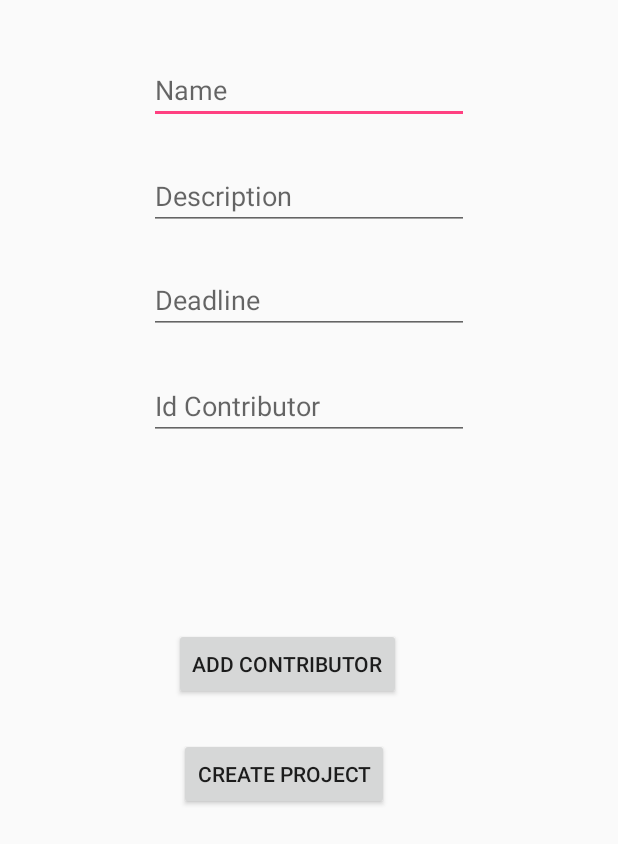
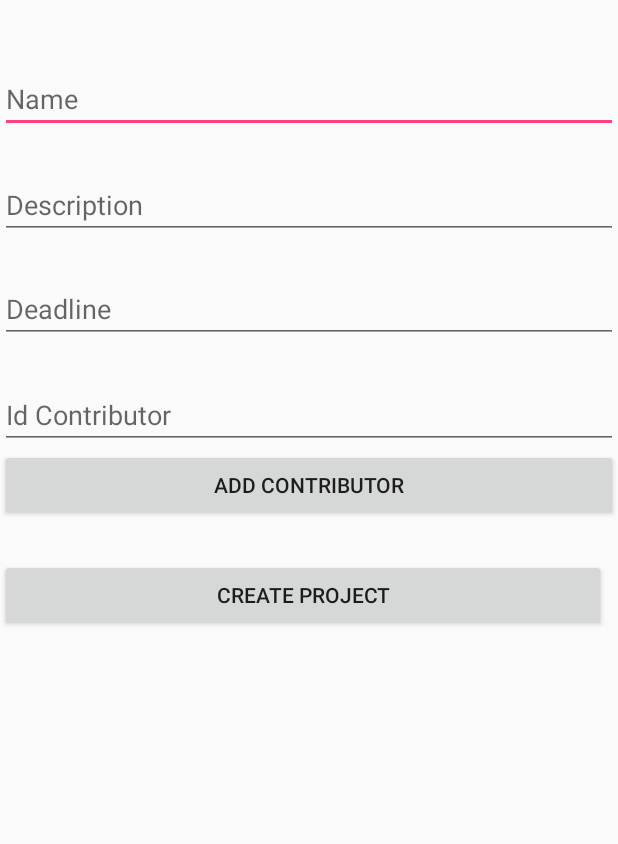
Before and after one commit to Pakistanp/ProjectManager, an Android app: the layout content_new_project.xml on its own in the app's theme, with its tools: preview values and no code run, on a phone screen of 412 x 824 dp. Shown: the top 844 px of the screen. Run offline under Robolectric (Android 15) with nearby library versions, the phone set to English and light mode, and no system bars.

Commit message:
viewList change heigth when add item

```diff
--- a/app/src/main/res/layout/content_new_project.xml
+++ b/app/src/main/res/layout/content_new_project.xml
@@ -9,9 +9,25 @@
     tools:layout_editor_absoluteY="81dp"
     tools:showIn="@layout/activity_new_project">
 
+    <ScrollView
+        android:id="@+id/scrollView2"
+        android:layout_width="0dp"
+        android:layout_height="0dp"
+        android:layout_marginBottom="6dp"
+        android:layout_marginTop="6dp"
+        app:layout_constraintBottom_toBottomOf="parent"
+        app:layout_constraintEnd_toEndOf="parent"
+        app:layout_constraintStart_toStartOf="parent"
+        app:layout_constraintTop_toTopOf="parent">
+
+        <LinearLayout
+            android:layout_width="match_parent"
+            android:layout_height="wrap_content"
+            android:orientation="vertical">
+
             <EditText
                 android:id="@+id/editTextPName"
-        android:layout_width="wrap_content"
+                android:layout_width="match_parent"
                 android:layout_height="wrap_content"
                 android:layout_marginTop="37dp"
                 android:ems="10"
@@ -23,7 +39,7 @@
 
             <EditText
                 android:id="@+id/editTextDescription"
-        android:layout_width="wrap_content"
+                android:layout_width="match_parent"
                 android:layout_height="wrap_content"
                 android:layout_marginTop="25dp"
                 android:ems="10"
@@ -34,7 +50,7 @@
 
             <EditText
                 android:id="@+id/editTextDeadline"
-        android:layout_width="wrap_content"
+                android:layout_width="match_parent"
                 android:layout_height="wrap_content"
                 android:layout_marginTop="24dp"
                 android:ems="10"
@@ -45,7 +61,7 @@
 
             <EditText
                 android:id="@+id/editTextIdContributor"
-        android:layout_width="wrap_content"
+                android:layout_width="match_parent"
                 android:layout_height="wrap_content"
                 android:layout_marginTop="25dp"
                 android:ems="10"
@@ -56,26 +72,18 @@
 
             <ListView
                 android:id="@+id/listViewContributors"
-        android:layout_width="251dp"
-        android:layout_height="68dp"
-        android:layout_marginStart="64dp"
-        android:layout_marginTop="32dp"
-        app:layout_constraintStart_toStartOf="parent"
-        app:layout_constraintTop_toBottomOf="@+id/editTextIdContributor" />
+                android:layout_width="match_parent"
+                android:layout_height="match_parent" />
 
             <Button
                 android:id="@+id/buttonAddContributor"
-        android:layout_width="wrap_content"
+                android:layout_width="match_parent"
                 android:layout_height="wrap_content"
-        android:layout_marginStart="116dp"
-        android:layout_marginTop="25dp"
-        android:text="@string/action_add_contributor"
-        app:layout_constraintStart_toStartOf="parent"
-        app:layout_constraintTop_toBottomOf="@+id/listViewContributors" />
+                android:text="@string/action_add_contributor" />
 
             <Button
                 android:id="@+id/buttonCreateProject"
-        android:layout_width="wrap_content"
+                android:layout_width="match_parent"
                 android:layout_height="wrap_content"
                 android:layout_marginEnd="8dp"
                 android:layout_marginTop="25dp"
@@ -83,4 +91,7 @@
                 app:layout_constraintEnd_toEndOf="@+id/buttonAddContributor"
                 app:layout_constraintTop_toBottomOf="@+id/buttonAddContributor" />
 
+        </LinearLayout>
+    </ScrollView>
+
 </android.support.constraint.ConstraintLayout>
```
Also changed, not shown: app/src/main/java/com/example/piotr/projectmanager/NewProjectActivity.java (+14 -24 lines). Lines whose indentation alone changed are shown as unchanged.
